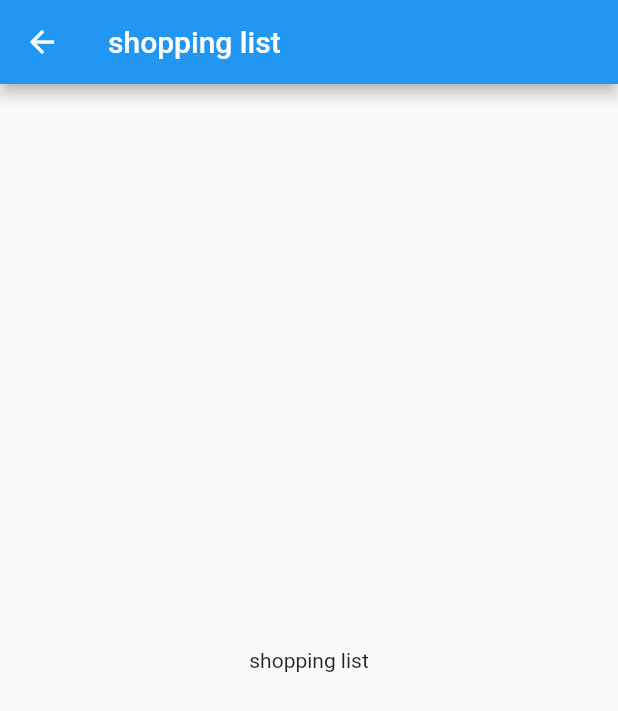
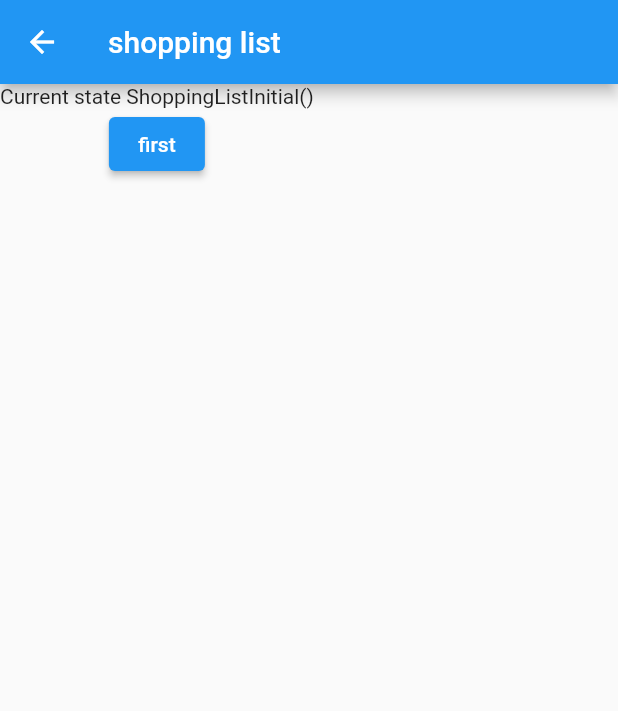
Before and after one commit to BerentM/zakupy-frontend, a Flutter app: the screen it shows after launch, after a tap on "shopping list", on a phone screen of 412 x 824 dp. Shown: the top 711 px of the screen. Run offline on Flutter 3.47's test engine with Material 2 defaults, Android fonts, the phone set to English and light mode, and no system bars; our stand-ins replace bloc, equatable, flutter_bloc; generated files the repository leaves out were written again.

Commit message:
feat: switch from bloc to cubit state management

```diff
--- a/lib/view/shopping_list/bloc/shopping_list_bloc.dart
+++ /dev/null
@@ -1,13 +0,0 @@
-import 'package:bloc/bloc.dart';
-import 'package:equatable/equatable.dart';
-
-part 'shopping_list_event.dart';
-part 'shopping_list_state.dart';
-
-class ShoppingListBloc extends Bloc<ShoppingListEvent, ShoppingListState> {
-  ShoppingListBloc() : super(ShoppingListInitial()) {
-    on<ShoppingListEvent>((event, emit) {
-      // TODO: implement event handler
-    });
-  }
-}
--- a/lib/view/shopping_list/bloc/shopping_list_event.dart
+++ /dev/null
@@ -1,8 +0,0 @@
-part of 'shopping_list_bloc.dart';
-
-abstract class ShoppingListEvent extends Equatable {
-  const ShoppingListEvent();
-
-  @override
-  List<Object> get props => [];
-}
--- /dev/null
+++ b/lib/view/shopping_list/cubit/shopping_list_cubit.dart
@@ -0,0 +1,11 @@
+import 'package:bloc/bloc.dart';
+import 'package:equatable/equatable.dart';
+
+part 'shopping_list_state.dart';
+
+class ShoppingListCubit extends Cubit<ShoppingListState> {
+  ShoppingListCubit() : super(ShoppingListInitial());
+
+  void first() => emit(ShoppingListFirst());
+  void second() => emit(ShoppingListSecond());
+}
--- a/lib/view/shopping_list/bloc/shopping_list_state.dart
+++ b/lib/view/shopping_list/cubit/shopping_list_state.dart
@@ -1,4 +1,4 @@
-part of 'shopping_list_bloc.dart';
+part of 'shopping_list_cubit.dart';
 
 abstract class ShoppingListState extends Equatable {
   const ShoppingListState();
@@ -8,3 +8,5 @@ abstract class ShoppingListState extends Equatable {
 }
 
 class ShoppingListInitial extends ShoppingListState {}
+class ShoppingListFirst extends ShoppingListState {}
+class ShoppingListSecond extends ShoppingListState {}
--- a/lib/view/shopping_list/shopping_list.dart
+++ b/lib/view/shopping_list/shopping_list.dart
@@ -1,18 +1,17 @@
 import 'package:flutter/material.dart';
-import 'package:flutter_gen/gen_l10n/app_localizations.dart';
+import 'package:flutter_bloc/flutter_bloc.dart';
+import 'package:zakupy_frontend/view/shopping_list/shopping_list_view.dart';
+
+import 'cubit/shopping_list_cubit.dart';
 
 class ShoppingList extends StatelessWidget {
   const ShoppingList({Key? key}) : super(key: key);
 
   @override
   Widget build(BuildContext context) {
-    return Scaffold(
-      appBar: AppBar(
-        title: Text(AppLocalizations.of(context)!.shopping_list),
-      ),
-      body: Center(
-        child: Text(AppLocalizations.of(context)!.shopping_list),
-      ),
+    return BlocProvider(
+      create: (context) => ShoppingListCubit(),
+      child: ShoppingListView(),
     );
   }
 }
--- /dev/null
+++ b/lib/view/shopping_list/shopping_list_view.dart
@@ -0,0 +1,36 @@
+import 'package:flutter/material.dart';
+import 'package:flutter_bloc/flutter_bloc.dart';
+import 'package:flutter_gen/gen_l10n/app_localizations.dart';
+
+import 'cubit/shopping_list_cubit.dart';
+
+class ShoppingListView extends StatelessWidget {
+  const ShoppingListView({Key? key}) : super(key: key);
+
+  @override
+  Widget build(BuildContext context) {
+    return Scaffold(
+        appBar: AppBar(
+          title: Text(AppLocalizations.of(context)!.shopping_list),
+        ),
+        body: BlocBuilder<ShoppingListCubit, ShoppingListState>(
+          builder: (context, state) {
+            var display = "first";
+            if (state is ShoppingListFirst) {
+              display = "second";
+            }
+            return Column(
+              children: [
+                Text("Current state $state"),
+                ElevatedButton(
+                  onPressed: (() => state is ShoppingListFirst
+                      ? context.read<ShoppingListCubit>().second()
+                      : context.read<ShoppingListCubit>().first()),
+                  child: Text(display),
+                ),
+              ],
+            );
+          },
+        ));
+  }
+}
--- a/pubspec.yaml
+++ b/pubspec.yaml
@@ -9,11 +9,11 @@ environment:
   sdk: '>=2.17.6 <3.0.0'
 
 dependencies:
-  bloc: ^8.1.0
   cupertino_icons: ^1.0.2
   equatable: ^2.0.5
   flutter:
     sdk: flutter
+  flutter_bloc: ^8.1.1
   flutter_localization: ^0.1.9
   http: ^0.13.5
   intl: ^0.17.0
```
